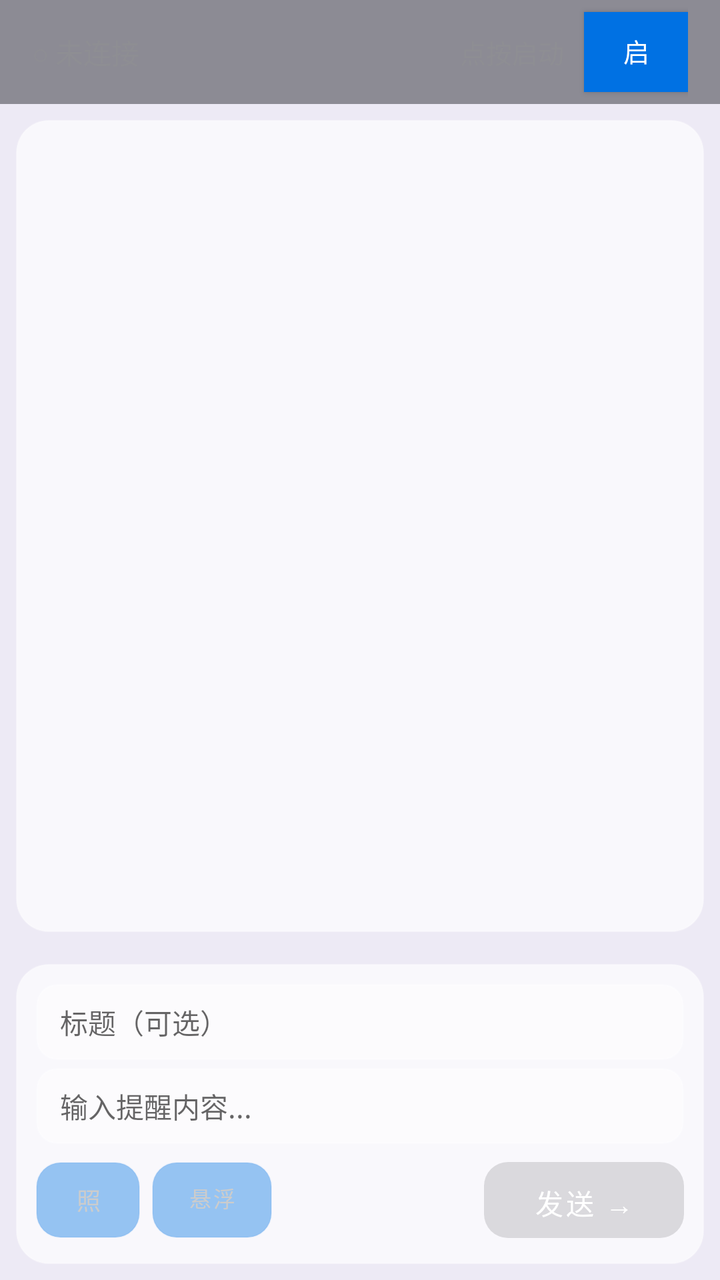
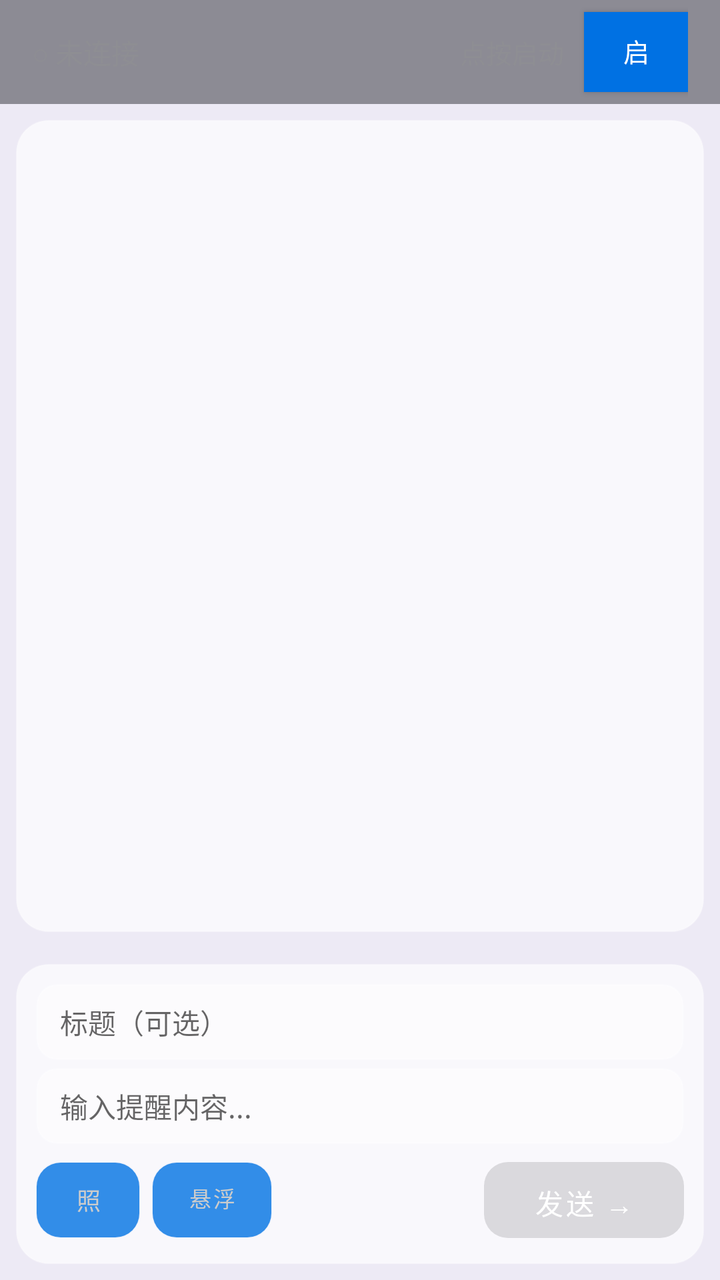

Before-and-after screenshots of an Android layout around one commit, followed by the original layout XML and the change that was made.
<!-- AndroidManifest.xml: application theme Theme.Mengqixi -->
<!-- res/layout/activity_main.xml -->
<?xml version="1.0" encoding="utf-8"?>
<LinearLayout xmlns:android="http://schemas.android.com/apk/res/android"
    android:layout_width="match_parent"
    android:layout_height="match_parent"
    android:orientation="vertical"
    android:background="#EDEAF5">

    
    <LinearLayout
        android:layout_width="match_parent"
        android:layout_height="52dp"
        android:background="#781E2028"
        android:gravity="center_vertical"
        android:paddingHorizontal="16dp">

        <TextView
            android:id="@+id/statusText"
            android:layout_width="0dp"
            android:layout_height="wrap_content"
            android:layout_weight="1"
            android:text="○ 未连接"
            android:textColor="#FF8E8E93"
            android:textSize="14sp" />

        <TextView
            android:id="@+id/connectionInfo"
            android:layout_width="wrap_content"
            android:layout_height="wrap_content"
            android:layout_marginEnd="10dp"
            android:text="点按启动"
            android:textColor="#8E8E93"
            android:textSize="13sp" />

        
        <Button
            android:id="@+id/btnToggle"
            android:layout_width="52dp"
            android:layout_height="40dp"
            android:background="#4A6CF7"
            android:gravity="center"
            android:text="启动"
            android:textAllCaps="false"
            android:textColor="#FFFFFF"
            android:textSize="13sp" />
    </LinearLayout>

    
    <FrameLayout
        android:layout_width="match_parent"
        android:layout_height="0dp"
        android:layout_weight="1"
        android:background="@drawable/bg_glass_card"
        android:layout_margin="8dp">
        <androidx.recyclerview.widget.RecyclerView
            android:id="@+id/messageList"
            android:layout_width="match_parent"
            android:layout_height="match_parent"
            android:clipToPadding="false"
            android:padding="8dp" />
    </FrameLayout>

    
    <LinearLayout
        android:layout_width="match_parent"
        android:layout_height="wrap_content"
        android:background="@drawable/bg_glass_card"
        android:orientation="vertical"
        android:elevation="4dp"
        android:padding="10dp"
        android:layout_margin="8dp">

        <EditText
            android:id="@+id/reminderTitle"
            android:layout_width="match_parent"
            android:layout_height="38dp"
            android:background="@drawable/bg_input_glass"
            android:gravity="center_vertical|start"
            android:hint="标题（可选）"
            android:maxLength="50"
            android:paddingHorizontal="12dp"
            android:textSize="14sp" />

        <EditText
            android:id="@+id/reminderBody"
            android:layout_width="match_parent"
            android:layout_height="38dp"
            android:layout_marginTop="4dp"
            android:background="@drawable/bg_input_glass"
            android:gravity="center_vertical|start"
            android:hint="输入提醒内容..."
            android:maxLength="200"
            android:paddingHorizontal="12dp"
            android:textSize="14sp" />

        
        <RelativeLayout
            android:layout_width="match_parent"
            android:layout_height="44dp"
            android:layout_marginTop="6dp">

            
            <LinearLayout
                android:id="@+id/leftTools"
                android:layout_width="wrap_content"
                android:layout_height="match_parent"
                android:layout_alignParentStart="true"
                android:gravity="center_vertical"
                android:orientation="horizontal">

                <Button
                    android:id="@+id/btnSendPhoto"
                    android:layout_width="52dp"
                    android:layout_height="38dp"
                    android:layout_marginEnd="6dp"
                    android:background="@drawable/bg_glass_dark"
                    android:gravity="center"
                    android:text="照片"
                    android:textColor="#CCC"
                    android:textSize="12sp" />

                <Button
                    android:id="@+id/btnBubble"
                    android:layout_width="60dp"
                    android:layout_height="38dp"
                    android:background="@drawable/bg_glass_dark"
                    android:gravity="center"
                    android:text="悬浮窗"
                    android:textColor="#CCC"
                    android:textSize="11sp" />
            </LinearLayout>

            
            <Button
                android:id="@+id/btnRemindPc"
                android:layout_width="100dp"
                android:layout_height="38dp"
                android:layout_alignParentEnd="true"
                android:layout_centerVertical="true"
                android:background="@drawable/bg_button_gradient"
                android:enabled="false"
                android:gravity="center"
                android:text="发送 →"
                android:textAllCaps="false"
                android:textColor="#FFFFFF"
                android:textSize="14sp" />
        </RelativeLayout>
    </LinearLayout>

</LinearLayout>
<!-- resources referenced by this layout -->
<resources>
  <!-- drawable bg_button_gradient (drawable) -->
  <?xml version="1.0" encoding="utf-8"?>
  <shape xmlns:android="http://schemas.android.com/apk/res/android"
      android:shape="rectangle">
      <gradient
          android:startColor="#7C8DF0"
          android:endColor="#A78BFA"
          android:angle="45" />
      <corners android:radius="12dp" />
  </shape>
  <!-- drawable bg_glass_card (drawable) -->
  <?xml version="1.0" encoding="utf-8"?>
  <shape xmlns:android="http://schemas.android.com/apk/res/android"
      android:shape="rectangle">
      <solid android:color="#B2FFFFFF" />
      <corners android:radius="16dp" />
      <stroke android:width="0.5dp" android:color="#4DFFFFFF" />
  </shape>
  <!-- drawable bg_glass_dark (drawable) -->
  <?xml version="1.0" encoding="utf-8"?>
  <shape xmlns:android="http://schemas.android.com/apk/res/android"
      android:shape="rectangle">
      <solid android:color="#661E2028" />
      <corners android:radius="12dp" />
      <stroke android:width="0.5dp" android:color="#14FFFFFF" />
  </shape>
  <!-- drawable bg_input_glass (drawable) -->
  <?xml version="1.0" encoding="utf-8"?>
  <shape xmlns:android="http://schemas.android.com/apk/res/android"
      android:shape="rectangle">
      <solid android:color="#80FFFFFF" />
      <corners android:radius="10dp" />
      <stroke android:width="1dp" android:color="#33FFFFFF" />
  </shape>
  <style name="Theme.Mengqixi" parent="Theme.MaterialComponents.DayNight.NoActionBar">
          <item name="colorPrimary">#0071e3</item>
          <item name="colorPrimaryVariant">#0060c1</item>
          <item name="colorOnPrimary">#ffffff</item>
          <item name="colorSecondary">#34c759</item>
          <item name="android:statusBarColor">#1d1d1f</item>
      </style>
</resources>

<!-- the commit's change to res/layout/activity_main.xml (unified diff, before → after) -->
@@ -36,7 +36,7 @@
             android:id="@+id/btnToggle"
             android:layout_width="52dp"
             android:layout_height="40dp"
-            android:background="#4A6CF7"
+            android:background="#6d7f9e"
             android:gravity="center"
             android:text="启动"
             android:textAllCaps="false"
<!-- resource entries referenced after the edit -->
@@ -5,8 +5,8 @@
   <shape xmlns:android="http://schemas.android.com/apk/res/android"
       android:shape="rectangle">
       <gradient
-          android:startColor="#7C8DF0"
-          android:endColor="#A78BFA"
+          android:startColor="#5A6A8A"
+          android:endColor="#6D7F9E"
           android:angle="45" />
       <corners android:radius="12dp" />
   </shape>
@@ -22,7 +22,7 @@
   <?xml version="1.0" encoding="utf-8"?>
   <shape xmlns:android="http://schemas.android.com/apk/res/android"
       android:shape="rectangle">
-      <solid android:color="#661E2028" />
+      <solid android:color="#CC2A2D3E" />
       <corners android:radius="12dp" />
       <stroke android:width="0.5dp" android:color="#14FFFFFF" />
   </shape>
